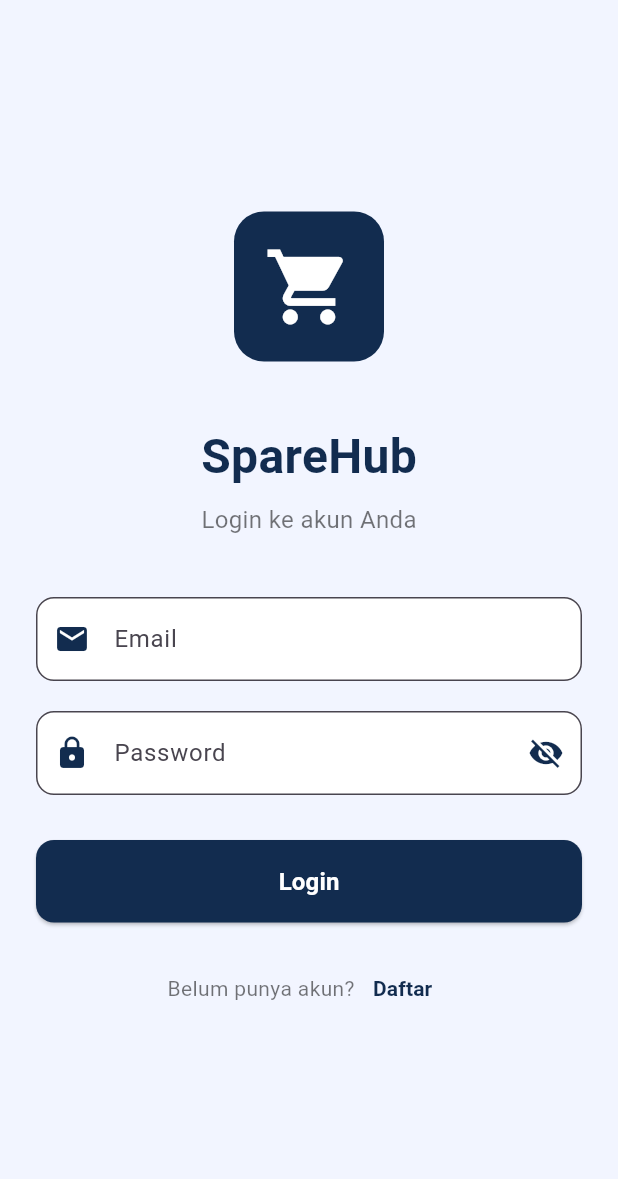
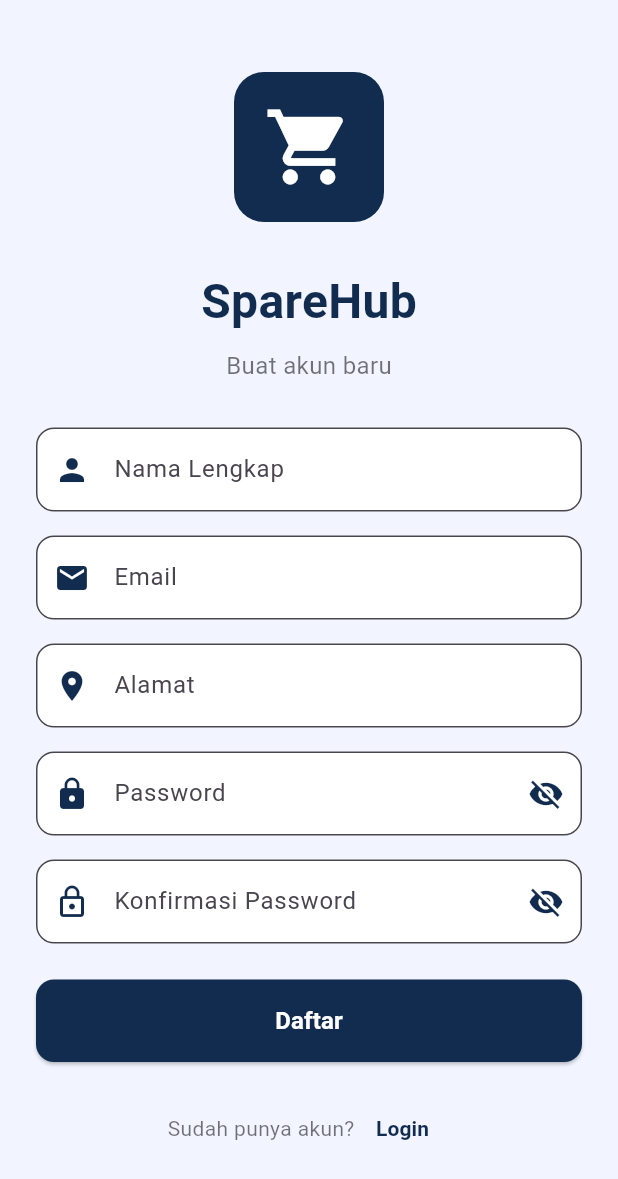
Before and after one commit to raffarizzy/tubes-mobile-sparehub, a Flutter app: the screen it shows after launch, after a tap on "Daftar", on a phone screen of 412 x 824 dp. Shown: the top 1179 px of the screen. Run offline on Flutter 3.47's test engine with Material 3 defaults, Android fonts, the phone set to English and light mode, and no system bars.

Commit message:
nambah halaman register

```diff
--- a/lib/pages/halaman_LoginAndRegister/login.dart
+++ b/lib/pages/halaman_LoginAndRegister/login.dart
@@ -2,6 +2,7 @@ import 'package:flutter/material.dart';
 import 'package:tubes_sparehub/data/UserData.dart'; // Import data user
 import 'package:tubes_sparehub/pages/homepage.dart'; // Import homepage
 import 'package:tubes_sparehub/main.dart'; // Import main untuk navigasi ke MyApp
+import 'package:tubes_sparehub/pages/halaman_LoginAndRegister/register.dart';
 
 class LoginPage extends StatefulWidget {
   const LoginPage({super.key});
@@ -245,7 +246,7 @@ class _LoginPageState extends State<LoginPage> {
 
                 const SizedBox(height: 20),
 
-                // Register Link
+                // Register Link - YANG DIUBAH
                 Row(
                   mainAxisAlignment: MainAxisAlignment.center,
                   children: [
@@ -256,6 +257,12 @@ class _LoginPageState extends State<LoginPage> {
                     TextButton(
                       onPressed: () {
                         // Navigate ke halaman register
+                        Navigator.push(
+                          context,
+                          MaterialPageRoute(
+                            builder: (context) => const RegisterPage(),
+                          ),
+                        );
                       },
                       child: const Text(
                         'Daftar',
--- /dev/null
+++ b/lib/pages/halaman_LoginAndRegister/register.dart
@@ -0,0 +1,430 @@
+import 'package:flutter/material.dart';
+import 'package:tubes_sparehub/data/UserData.dart';
+import 'package:tubes_sparehub/pages/halaman_LoginAndRegister/login.dart';
+
+class RegisterPage extends StatefulWidget {
+  const RegisterPage({super.key});
+
+  @override
+  State<RegisterPage> createState() => _RegisterPageState();
+}
+
+class _RegisterPageState extends State<RegisterPage> {
+  // Controllers
+  final TextEditingController _namaController = TextEditingController();
+  final TextEditingController _emailController = TextEditingController();
+  final TextEditingController _passwordController = TextEditingController();
+  final TextEditingController _confirmPasswordController = TextEditingController();
+  final TextEditingController _alamatController = TextEditingController();
+
+  // Variables
+  bool _obscurePassword = true;
+  bool _obscureConfirmPassword = true;
+  bool _isLoading = false;
+
+  // Fungsi untuk register
+  void _register() {
+    String nama = _namaController.text.trim();
+    String email = _emailController.text.trim();
+    String password = _passwordController.text.trim();
+    String confirmPassword = _confirmPasswordController.text.trim();
+    String alamat = _alamatController.text.trim();
+
+    // Validasi input kosong
+    if (nama.isEmpty || email.isEmpty || password.isEmpty || confirmPassword.isEmpty || alamat.isEmpty) {
+      _showErrorDialog('Semua field harus diisi!');
+      return;
+    }
+
+    // Validasi email format
+    if (!email.contains('@') || !email.contains('.')) {
+      _showErrorDialog('Format email tidak valid!');
+      return;
+    }
+
+    // Validasi password minimal 6 karakter
+    if (password.length < 6) {
+      _showErrorDialog('Password minimal 6 karakter!');
+      return;
+    }
+
+    // Validasi password dan confirm password sama
+    if (password != confirmPassword) {
+      _showErrorDialog('Password dan konfirmasi password tidak sama!');
+      return;
+    }
+
+    setState(() {
+      _isLoading = true;
+    });
+
+    // Cek apakah email sudah terdaftar
+    bool emailExists = users.any((user) => user['email'] == email);
+
+    if (emailExists) {
+      setState(() {
+        _isLoading = false;
+      });
+      _showErrorDialog('Email sudah terdaftar!');
+      return;
+    }
+
+    // Generate ID baru (ID terakhir + 1)
+    int newId = users.isEmpty ? 1 : users.last['id'] + 1;
+
+    // Tambah user baru ke UserData
+    Map<String, dynamic> newUser = {
+      'id': newId,
+      'nama': nama,
+      'email': email,
+      'password': password,
+      'alamat': alamat,
+      'imagePath': 'assets/images/profile1.png', // default image
+    };
+
+    users.add(newUser);
+
+    setState(() {
+      _isLoading = false;
+    });
+
+    // Tampilkan success dialog
+    _showSuccessDialog();
+  }
+
+  // Fungsi untuk show error dialog
+  void _showErrorDialog(String message) {
+    showDialog(
+      context: context,
+      builder: (context) => AlertDialog(
+        title: const Text('Registrasi Gagal'),
+        content: Text(message),
+        actions: [
+          TextButton(
+            onPressed: () => Navigator.pop(context),
+            child: const Text('OK'),
+          ),
+        ],
+      ),
+    );
+  }
+
+  // Fungsi untuk show success dialog
+  void _showSuccessDialog() {
+    showDialog(
+      context: context,
+      barrierDismissible: false,
+      builder: (context) => AlertDialog(
+        title: const Text('Registrasi Berhasil!'),
+        content: const Text('Akun Anda berhasil dibuat. Silakan login.'),
+        actions: [
+          TextButton(
+            onPressed: () {
+              Navigator.pop(context); // Close dialog
+              Navigator.pushReplacement(
+                context,
+                MaterialPageRoute(
+                  builder: (context) => const LoginPage(),
+                ),
+              );
+            },
+            child: const Text('OK'),
+          ),
+        ],
+      ),
+    );
+  }
+
+  @override
+  void dispose() {
+    _namaController.dispose();
+    _emailController.dispose();
+    _passwordController.dispose();
+    _confirmPasswordController.dispose();
+    _alamatController.dispose();
+    super.dispose();
+  }
+
+  @override
+  Widget build(BuildContext context) {
+    return Scaffold(
+      backgroundColor: const Color(0xFFF2F5FF),
+      body: SafeArea(
+        child: Center(
+          child: SingleChildScrollView(
+            padding: const EdgeInsets.all(24),
+            child: Column(
+              mainAxisAlignment: MainAxisAlignment.center,
+              children: [
+                // Logo
+                Container(
+                  width: 100,
+                  height: 100,
+                  decoration: BoxDecoration(
+                    color: const Color(0xFF122C4F),
+                    borderRadius: BorderRadius.circular(20),
+                  ),
+                  child: const Icon(
+                    Icons.shopping_cart,
+                    size: 60,
+                    color: Colors.white,
+                  ),
+                ),
+
+                const SizedBox(height: 30),
+
+                // Title
+                const Text(
+                  'SpareHub',
+                  style: TextStyle(
+                    fontSize: 32,
+                    fontWeight: FontWeight.bold,
+                    color: Color(0xFF122C4F),
+                  ),
+                ),
+
+                const SizedBox(height: 8),
+
+                const Text(
+                  'Buat akun baru',
+                  style: TextStyle(fontSize: 16, color: Colors.black54),
+                ),
+
+                const SizedBox(height: 30),
+
+                // Nama TextField
+                TextField(
+                  controller: _namaController,
+                  decoration: InputDecoration(
+                    labelText: 'Nama Lengkap',
+                    hintText: 'Masukkan nama lengkap',
+                    prefixIcon: const Icon(
+                      Icons.person,
+                      color: Color(0xFF122C4F),
+                    ),
+                    border: OutlineInputBorder(
+                      borderRadius: BorderRadius.circular(12),
+                    ),
+                    focusedBorder: OutlineInputBorder(
+                      borderRadius: BorderRadius.circular(12),
+                      borderSide: const BorderSide(
+                        color: Color(0xFF122C4F),
+                        width: 2,
+                      ),
+                    ),
+                    filled: true,
+                    fillColor: Colors.white,
+                  ),
+                ),
+
+                const SizedBox(height: 16),
+
+                // Email TextField
+                TextField(
+                  controller: _emailController,
+                  keyboardType: TextInputType.emailAddress,
+                  decoration: InputDecoration(
+                    labelText: 'Email',
+                    hintText: 'Masukkan email',
+                    prefixIcon: const Icon(
+                      Icons.email,
+                      color: Color(0xFF122C4F),
+                    ),
+                    border: OutlineInputBorder(
+                      borderRadius: BorderRadius.circular(12),
+                    ),
+                    focusedBorder: OutlineInputBorder(
+                      borderRadius: BorderRadius.circular(12),
+                      borderSide: const BorderSide(
+                        color: Color(0xFF122C4F),
+                        width: 2,
+                      ),
+                    ),
+                    filled: true,
+                    fillColor: Colors.white,
+                  ),
+                ),
+
+                const SizedBox(height: 16),
+
+                // Alamat TextField
+                TextField(
+                  controller: _alamatController,
+                  decoration: InputDecoration(
+                    labelText: 'Alamat',
+                    hintText: 'Masukkan alamat',
+                    prefixIcon: const Icon(
+                      Icons.location_on,
+                      color: Color(0xFF122C4F),
+                    ),
+                    border: OutlineInputBorder(
+                      borderRadius: BorderRadius.circular(12),
+                    ),
+                    focusedBorder: OutlineInputBorder(
+                      borderRadius: BorderRadius.circular(12),
+                      borderSide: const BorderSide(
+                        color: Color(0xFF122C4F),
+                        width: 2,
+                      ),
+                    ),
+                    filled: true,
+                    fillColor: Colors.white,
+                  ),
+                ),
+
+                const SizedBox(height: 16),
+
+                // Password TextField
+                TextField(
+                  controller: _passwordController,
+                  obscureText: _obscurePassword,
+                  decoration: InputDecoration(
+                    labelText: 'Password',
+                    hintText: 'Minimal 6 karakter',
+                    prefixIcon: const Icon(
+                      Icons.lock,
+                      color: Color(0xFF122C4F),
+                    ),
+                    suffixIcon: IconButton(
+                      icon: Icon(
+                        _obscurePassword
+                            ? Icons.visibility_off
+                            : Icons.visibility,
+                        color: const Color(0xFF122C4F),
+                      ),
+                      onPressed: () {
+                        setState(() {
+                          _obscurePassword = !_obscurePassword;
+                        });
+                      },
+                    ),
+                    border: OutlineInputBorder(
+                      borderRadius: BorderRadius.circular(12),
+                    ),
+                    focusedBorder: OutlineInputBorder(
+                      borderRadius: BorderRadius.circular(12),
+                      borderSide: const BorderSide(
+                        color: Color(0xFF122C4F),
+                        width: 2,
+                      ),
+                    ),
+                    filled: true,
+                    fillColor: Colors.white,
+                  ),
+                ),
+
+                const SizedBox(height: 16),
+
+                // Confirm Password TextField
+                TextField(
+                  controller: _confirmPasswordController,
+                  obscureText: _obscureConfirmPassword,
+                  decoration: InputDecoration(
+                    labelText: 'Konfirmasi Password',
+                    hintText: 'Masukkan password lagi',
+                    prefixIcon: const Icon(
+                      Icons.lock_outline,
+                      color: Color(0xFF122C4F),
+                    ),
+                    suffixIcon: IconButton(
+                      icon: Icon(
+                        _obscureConfirmPassword
+                            ? Icons.visibility_off
+                            : Icons.visibility,
+                        color: const Color(0xFF122C4F),
+                      ),
+                      onPressed: () {
+                        setState(() {
+                          _obscureConfirmPassword = !_obscureConfirmPassword;
+                        });
+                      },
+                    ),
+                    border: OutlineInputBorder(
+                      borderRadius: BorderRadius.circular(12),
+                    ),
+                    focusedBorder: OutlineInputBorder(
+                      borderRadius: BorderRadius.circular(12),
+                      borderSide: const BorderSide(
+                        color: Color(0xFF122C4F),
+                        width: 2,
+                      ),
+                    ),
+                    filled: true,
+                    fillColor: Colors.white,
+                  ),
+                ),
+
+                const SizedBox(height: 24),
+
+                // Register Button
+                SizedBox(
+                  width: double.infinity,
+                  child: ElevatedButton(
+                    onPressed: _isLoading ? null : _register,
+                    style: ElevatedButton.styleFrom(
+                      backgroundColor: const Color(0xFF122C4F),
+                      padding: const EdgeInsets.symmetric(vertical: 16),
+                      shape: RoundedRectangleBorder(
+                        borderRadius: BorderRadius.circular(12),
+                      ),
+                      disabledBackgroundColor: Colors.grey,
+                    ),
+                    child: _isLoading
+                        ? const SizedBox(
+                            width: 20,
+                            height: 20,
+                            child: CircularProgressIndicator(
+                              strokeWidth: 2,
+                              valueColor: AlwaysStoppedAnimation<Color>(
+                                Colors.white,
+                              ),
+                            ),
+                          )
+                        : const Text(
+                            'Daftar',
+                            style: TextStyle(
+                              fontSize: 16,
+                              fontWeight: FontWeight.bold,
+                              color: Colors.white,
+                            ),
+                          ),
+                  ),
+                ),
+
+                const SizedBox(height: 20),
+
+                // Login Link
+                Row(
+                  mainAxisAlignment: MainAxisAlignment.center,
+                  children: [
+                    const Text(
+                      'Sudah punya akun?',
+                      style: TextStyle(color: Colors.black54),
+                    ),
+                    TextButton(
+                      onPressed: () {
+                        Navigator.pushReplacement(
+                          context,
+                          MaterialPageRoute(
+                            builder: (context) => const LoginPage(),
+                          ),
+                        );
+                      },
+                      child: const Text(
+                        'Login',
+                        style: TextStyle(
+                          color: Color(0xFF122C4F),
+                          fontWeight: FontWeight.bold,
+                        ),
+                      ),
+                    ),
+                  ],
+                ),
+              ],
+            ),
+          ),
+        ),
+      ),
+    );
+  }
+}
--- a/lib/pages/keranjang.dart
+++ b/lib/pages/keranjang.dart
@@ -1,9 +1,6 @@
-import 'dart:ffi';
-
 import 'package:flutter/material.dart';
 import 'package:tubes_sparehub/data/KeranjangData.dart';
 import 'package:tubes_sparehub/data/ProductData.dart';
-import 'package:tubes_sparehub/data/UserData.dart';
 import 'package:tubes_sparehub/pages/halaman_checkout.dart';
 
 void main() {
```
Also changed, not shown: assets/images/logo_baru_(with_border).png (added).
